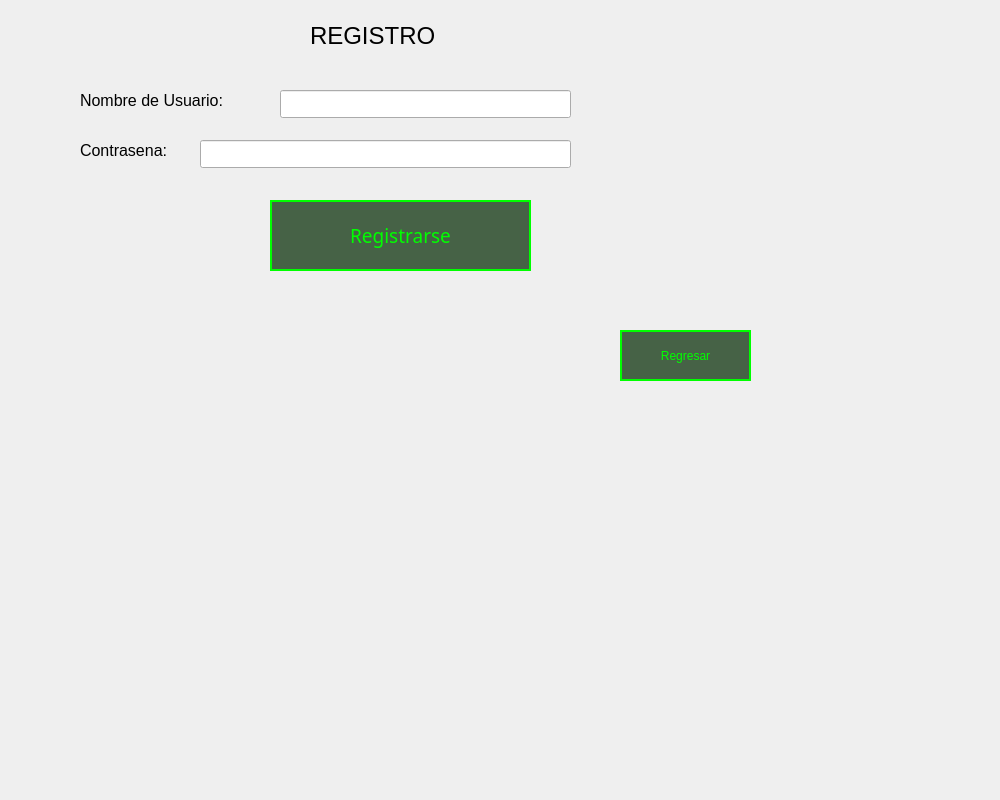
WeaselSSH/Minesweeper, file Minesweeper/frmregistro.ui: the form before one commit.
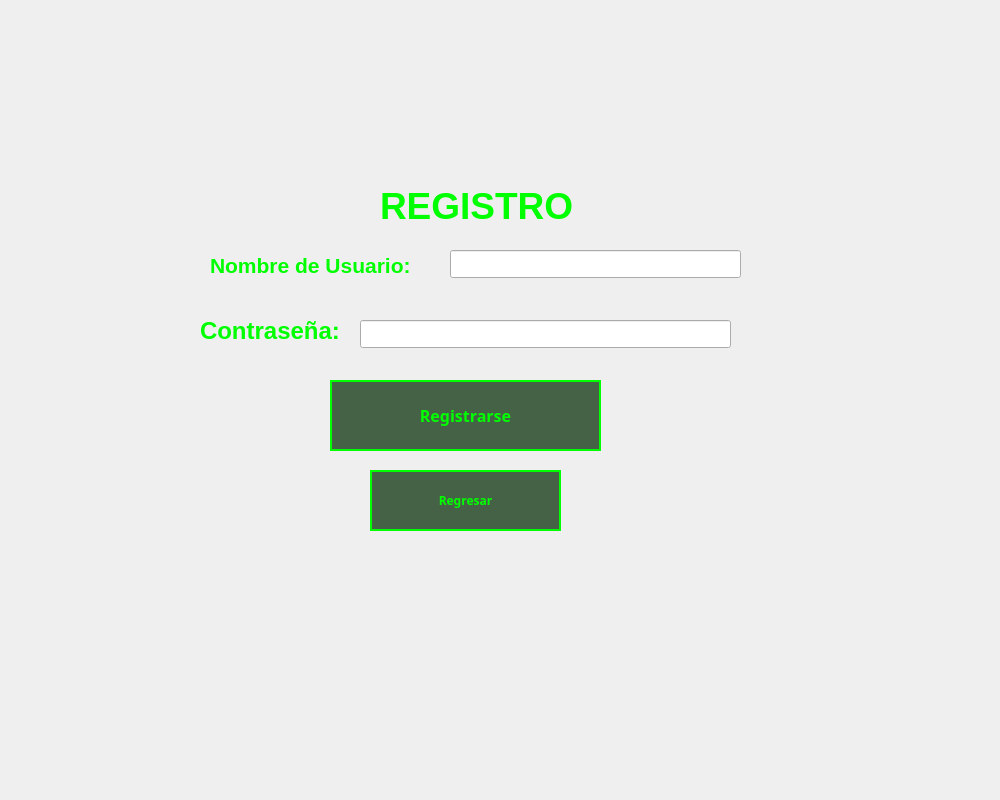
The form after the commit.

```diff
--- a/Minesweeper/frmregistro.ui
+++ b/Minesweeper/frmregistro.ui
@@ -37,20 +37,30 @@
 QPushButton:pressed {
     background-color: #00FF00;
     color: #050A05;                     
-}</string>
+}
+
+QLabel {
+    color: #00FF00;               
+    font-family: 'Segoe UI';  
+    font-style: Bold;                
+    background: transparent;        
+}
+</string>
   </property>
   <widget class="QLabel" name="label">
    <property name="geometry">
     <rect>
-     <x>310</x>
-     <y>10</y>
-     <width>141</width>
+     <x>380</x>
+     <y>180</y>
+     <width>251</width>
      <height>51</height>
     </rect>
    </property>
    <property name="font">
     <font>
-     <pointsize>18</pointsize>
+     <family>Segoe UI</family>
+     <pointsize>28</pointsize>
+     <bold>true</bold>
     </font>
    </property>
    <property name="text">
@@ -60,15 +70,17 @@
   <widget class="QLabel" name="label_2">
    <property name="geometry">
     <rect>
-     <x>80</x>
-     <y>90</y>
-     <width>191</width>
-     <height>20</height>
+     <x>210</x>
+     <y>250</y>
+     <width>311</width>
+     <height>31</height>
     </rect>
    </property>
    <property name="font">
     <font>
-     <pointsize>12</pointsize>
+     <family>Segoe UI</family>
+     <pointsize>16</pointsize>
+     <bold>true</bold>
     </font>
    </property>
    <property name="text">
@@ -78,26 +90,28 @@
   <widget class="QLabel" name="label_3">
    <property name="geometry">
     <rect>
-     <x>80</x>
-     <y>140</y>
-     <width>111</width>
-     <height>20</height>
+     <x>200</x>
+     <y>310</y>
+     <width>181</width>
+     <height>41</height>
     </rect>
    </property>
    <property name="font">
     <font>
-     <pointsize>12</pointsize>
+     <family>Segoe UI</family>
+     <pointsize>18</pointsize>
+     <bold>true</bold>
     </font>
    </property>
    <property name="text">
-    <string>Contrasena: </string>
+    <string>Contraseña: </string>
    </property>
   </widget>
   <widget class="QLineEdit" name="txtUsuario">
    <property name="geometry">
     <rect>
-     <x>280</x>
-     <y>90</y>
+     <x>450</x>
+     <y>250</y>
      <width>291</width>
      <height>28</height>
     </rect>
@@ -106,8 +120,8 @@
   <widget class="QLineEdit" name="txtContrasena">
    <property name="geometry">
     <rect>
-     <x>200</x>
-     <y>140</y>
+     <x>360</x>
+     <y>320</y>
      <width>371</width>
      <height>28</height>
     </rect>
@@ -119,16 +133,17 @@
   <widget class="QPushButton" name="btnRegistrarse">
    <property name="geometry">
     <rect>
-     <x>270</x>
-     <y>200</y>
-     <width>261</width>
+     <x>330</x>
+     <y>380</y>
+     <width>271</width>
      <height>71</height>
     </rect>
    </property>
    <property name="font">
     <font>
      <family>Press Start 2P</family>
-     <pointsize>14</pointsize>
+     <pointsize>12</pointsize>
+     <bold>true</bold>
     </font>
    </property>
    <property name="text">
@@ -138,12 +153,18 @@
   <widget class="QPushButton" name="btnSalir">
    <property name="geometry">
     <rect>
-     <x>620</x>
-     <y>330</y>
-     <width>131</width>
-     <height>51</height>
+     <x>370</x>
+     <y>470</y>
+     <width>191</width>
+     <height>61</height>
     </rect>
    </property>
+   <property name="font">
+    <font>
+     <family>Press Start 2P</family>
+     <bold>true</bold>
+    </font>
+   </property>
    <property name="text">
     <string>Regresar</string>
    </property>
```
